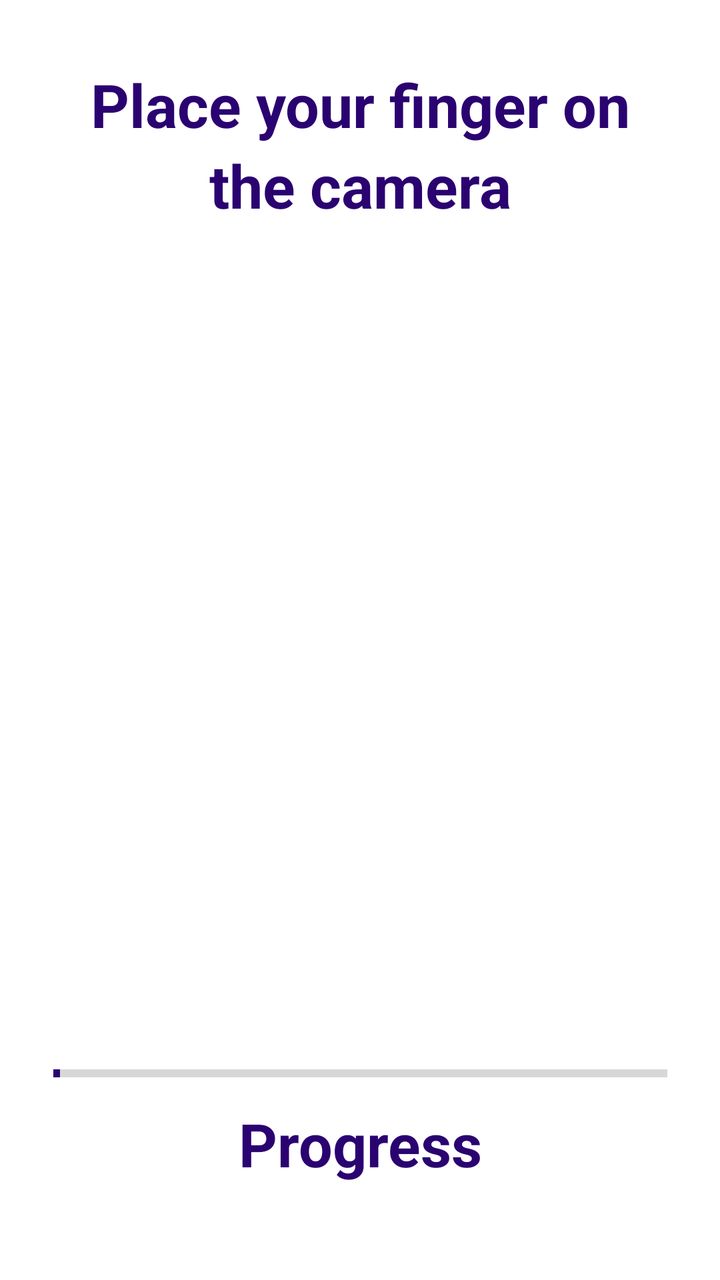
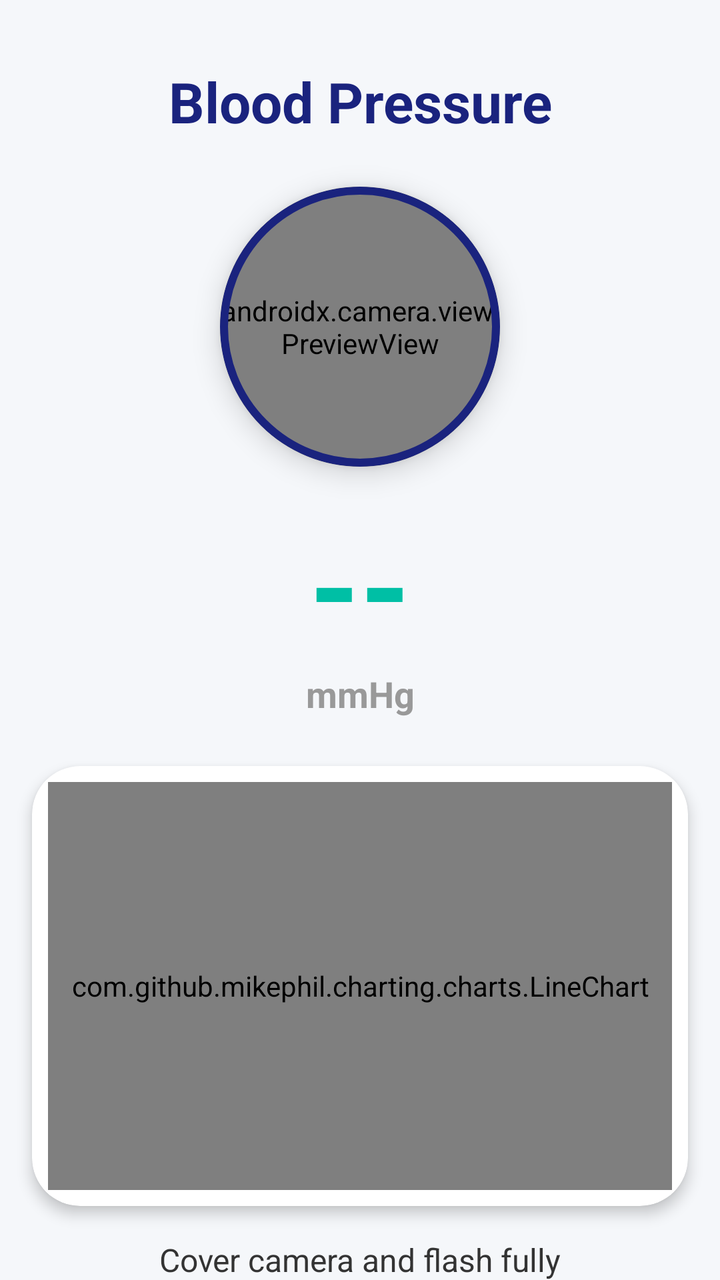

Screens rendered from an Android XML layout before and after an edit, with the pre-edit source and the edit as a unified diff.
<!-- AndroidManifest.xml: application theme Theme.SIH -->
<!-- res/layout/activity_bloodpressure.xml -->
<?xml version="1.0" encoding="utf-8"?>
<androidx.constraintlayout.widget.ConstraintLayout xmlns:android="http://schemas.android.com/apk/res/android"
xmlns:app="http://schemas.android.com/apk/res-auto"
xmlns:tools="http://schemas.android.com/tools"
android:layout_width="match_parent"
android:layout_height="match_parent"
tools:context=".BloodPressureActivity">

    <TextView
        android:id="@+id/textView"
        android:layout_width="wrap_content"
        android:layout_height="wrap_content"
        android:layout_marginTop="32dp"
        android:gravity="center"
        android:text="Place your finger on"
        android:textColor="#2A0371"
        android:textSize="30dp"
        android:textStyle="bold"
        app:layout_constraintEnd_toEndOf="parent"
        app:layout_constraintStart_toStartOf="parent"
        app:layout_constraintTop_toTopOf="parent" />

    <TextView
        android:id="@+id/textView2"
        android:layout_width="wrap_content"
        android:layout_height="wrap_content"
        android:gravity="center"
        android:textColor="#2A0371"
        android:text="the camera"
        android:textSize="30dp"
        android:textStyle="bold"
        app:layout_constraintEnd_toEndOf="parent"
        app:layout_constraintStart_toStartOf="parent"
        app:layout_constraintTop_toBottomOf="@+id/textView" />

    <TextureView
        android:id="@+id/textureView2"
        android:layout_width="0dp"
        android:layout_height="0dp"
        android:layout_marginStart="16dp"
        android:layout_marginTop="32dp"
        android:layout_marginEnd="16dp"
        android:layout_marginBottom="32dp"
        android:layout_weight="1"
        app:layout_constraintBottom_toTopOf="@+id/HRPB"
        app:layout_constraintEnd_toEndOf="parent"
        app:layout_constraintStart_toStartOf="parent"
        app:layout_constraintTop_toBottomOf="@+id/textView2" />

    <TextView
        android:id="@+id/textView6"
        android:layout_width="wrap_content"
        android:layout_height="wrap_content"
        android:layout_marginBottom="48dp"
        android:gravity="center"
        android:text="Progress"
        android:textColor="#2A0371"
        android:textSize="30dp"
        android:textStyle="bold"
        app:layout_constraintBottom_toBottomOf="parent"
        app:layout_constraintEnd_toEndOf="parent"
        app:layout_constraintStart_toStartOf="parent" />

    <ProgressBar
        android:id="@+id/HRPB"
        style="?android:attr/progressBarStyleHorizontal"
        android:layout_width="307dp"
        android:layout_height="14dp"
        android:layout_marginBottom="8dp"
        android:progress="1"
        android:progressTint="#2A0371"
        app:layout_constraintBottom_toTopOf="@+id/textView6"
        app:layout_constraintEnd_toEndOf="parent"
        app:layout_constraintStart_toStartOf="parent" />

</androidx.constraintlayout.widget.ConstraintLayout>
<!-- resources referenced by this layout -->
<resources>
  <style name="Theme.SIH" parent="Theme.MaterialComponents.DayNight.DarkActionBar">
          
          <item name="colorPrimary">@color/purple_500</item>
          <item name="colorPrimaryVariant">@color/purple_700</item>
          <item name="colorOnPrimary">@color/white</item>
          
          <item name="colorSecondary">@color/teal_200</item>
          <item name="colorSecondaryVariant">@color/teal_700</item>
          <item name="colorOnSecondary">@color/black</item>
          
          <item name="android:statusBarColor" tools:targetApi="l">?attr/colorPrimaryVariant</item>
          
      </style>
  <color name="purple_500">#FF6200EE</color>
  <color name="purple_700">#FF3700B3</color>
  <color name="white">#FFFFFFFF</color>
  <color name="teal_200">#FF03DAC5</color>
  <color name="teal_700">#FF018786</color>
  <color name="black">#FF000000</color>
</resources>

<!-- the commit's change to res/layout/activity_bloodpressure.xml (unified diff, before → after) -->
@@ -1,10 +1,11 @@
 <?xml version="1.0" encoding="utf-8"?>
 <androidx.constraintlayout.widget.ConstraintLayout xmlns:android="http://schemas.android.com/apk/res/android"
-xmlns:app="http://schemas.android.com/apk/res-auto"
-xmlns:tools="http://schemas.android.com/tools"
-android:layout_width="match_parent"
-android:layout_height="match_parent"
-tools:context=".BloodPressureActivity">
+    xmlns:app="http://schemas.android.com/apk/res-auto"
+    xmlns:tools="http://schemas.android.com/tools"
+    android:layout_width="match_parent"
+    android:layout_height="match_parent"
+    android:background="@color/background"
+    tools:context=".BloodPressureActivity">
 
     <TextView
         android:id="@+id/textView"
@@ -12,65 +13,104 @@ tools:context=".BloodPressureActivity">
         android:layout_height="wrap_content"
         android:layout_marginTop="32dp"
         android:gravity="center"
-        android:text="Place your finger on"
-        android:textColor="#2A0371"
-        android:textSize="30dp"
+        android:text="Blood Pressure"
+        android:textColor="@color/primary"
+        android:textSize="28sp"
         android:textStyle="bold"
         app:layout_constraintEnd_toEndOf="parent"
         app:layout_constraintStart_toStartOf="parent"
         app:layout_constraintTop_toTopOf="parent" />
 
+    <com.google.android.material.card.MaterialCardView
+        android:id="@+id/cameraCard"
+        android:layout_width="140dp"
+        android:layout_height="140dp"
+        android:layout_marginTop="24dp"
+        app:cardCornerRadius="70dp"
+        app:cardElevation="8dp"
+        app:strokeColor="@color/primary"
+        app:strokeWidth="4dp"
+        app:layout_constraintEnd_toEndOf="parent"
+        app:layout_constraintStart_toStartOf="parent"
+        app:layout_constraintTop_toBottomOf="@+id/textView">
+
+        <androidx.camera.view.PreviewView
+            android:id="@+id/previewView"
+            android:layout_width="match_parent"
+            android:layout_height="match_parent" />
+    </com.google.android.material.card.MaterialCardView>
+
     <TextView
-        android:id="@+id/textView2"
+        android:id="@+id/bpText"
         android:layout_width="wrap_content"
         android:layout_height="wrap_content"
-        android:gravity="center"
-        android:textColor="#2A0371"
-        android:text="the camera"
-        android:textSize="30dp"
+        android:layout_marginTop="16dp"
+        android:text="--"
+        android:textColor="@color/secondary"
+        android:textSize="64sp"
         android:textStyle="bold"
         app:layout_constraintEnd_toEndOf="parent"
         app:layout_constraintStart_toStartOf="parent"
-        app:layout_constraintTop_toBottomOf="@+id/textView" />
+        app:layout_constraintTop_toBottomOf="@+id/cameraCard" />
 
-    <TextureView
-        android:id="@+id/textureView2"
-        android:layout_width="0dp"
-        android:layout_height="0dp"
-        android:layout_marginStart="16dp"
-        android:layout_marginTop="32dp"
-        android:layout_marginEnd="16dp"
-        android:layout_marginBottom="32dp"
-        android:layout_weight="1"
-        app:layout_constraintBottom_toTopOf="@+id/HRPB"
+    <TextView
+        android:id="@+id/bpLabel"
+        android:layout_width="wrap_content"
+        android:layout_height="wrap_content"
+        android:text="mmHg"
+        android:textColor="@color/text_hint"
+        android:textSize="18sp"
+        android:textStyle="bold"
         app:layout_constraintEnd_toEndOf="parent"
         app:layout_constraintStart_toStartOf="parent"
-        app:layout_constraintTop_toBottomOf="@+id/textView2" />
+        app:layout_constraintTop_toBottomOf="@+id/bpText" />
+
+    <com.google.android.material.card.MaterialCardView
+        android:id="@+id/chartCard"
+        android:layout_width="0dp"
+        android:layout_height="220dp"
+        android:layout_marginStart="16dp"
+        android:layout_marginTop="24dp"
+        android:layout_marginEnd="16dp"
+        app:cardBackgroundColor="@color/surface"
+        app:cardCornerRadius="24dp"
+        app:cardElevation="4dp"
+        app:strokeWidth="0dp"
+        app:layout_constraintEnd_toEndOf="parent"
+        app:layout_constraintStart_toStartOf="parent"
+        app:layout_constraintTop_toBottomOf="@+id/bpLabel">
+
+        <com.github.mikephil.charting.charts.LineChart
+            android:id="@+id/ppgChart"
+            android:layout_width="match_parent"
+            android:layout_height="match_parent"
+            android:layout_margin="8dp" />
+    </com.google.android.material.card.MaterialCardView>
 
     <TextView
-        android:id="@+id/textView6"
+        android:id="@+id/statusText"
         android:layout_width="wrap_content"
         android:layout_height="wrap_content"
-        android:layout_marginBottom="48dp"
-        android:gravity="center"
-        android:text="Progress"
-        android:textColor="#2A0371"
-        android:textSize="30dp"
-        android:textStyle="bold"
+        android:layout_marginTop="16dp"
+        android:text="Cover camera and flash fully"
+        android:textColor="@color/on_background"
+        android:textSize="16sp"
+        app:layout_constraintEnd_toEndOf="parent"
+        app:layout_constraintStart_toStartOf="parent"
+        app:layout_constraintTop_toBottomOf="@+id/chartCard" />
+
+    <ProgressBar
+        android:id="@+id/HRPB"
+        style="?android:attr/progressBarStyleHorizontal"
+        android:layout_width="0dp"
+        android:layout_height="12dp"
+        android:layout_marginStart="48dp"
+        android:layout_marginEnd="48dp"
+        android:layout_marginBottom="32dp"
+        android:progress="0"
+        android:progressDrawable="@drawable/circular_progressbar"
         app:layout_constraintBottom_toBottomOf="parent"
         app:layout_constraintEnd_toEndOf="parent"
         app:layout_constraintStart_toStartOf="parent" />
 
-    <ProgressBar
-        android:id="@+id/HRPB"
-        style="?android:attr/progressBarStyleHorizontal"
-        android:layout_width="307dp"
-        android:layout_height="14dp"
-        android:layout_marginBottom="8dp"
-        android:progress="1"
-        android:progressTint="#2A0371"
-        app:layout_constraintBottom_toTopOf="@+id/textView6"
-        app:layout_constraintEnd_toEndOf="parent"
-        app:layout_constraintStart_toStartOf="parent" />
-
 </androidx.constraintlayout.widget.ConstraintLayout>
<!-- resource entries referenced after the edit -->
@@ -1,23 +1,39 @@
 <!-- resources referenced by this layout -->
 <resources>
-  <style name="Theme.SIH" parent="Theme.MaterialComponents.DayNight.DarkActionBar">
+  <color name="background">#F5F7FA</color>
+  <color name="on_background">#333333</color>
+  <color name="primary">#1A237E</color>
+  <color name="secondary">#00BFA5</color>
+  <color name="surface">#FFFFFF</color>
+  <color name="text_hint">#999999</color>
+  <!-- drawable circular_progressbar (drawable) -->
+  <?xml version="1.0" encoding="utf-8"?>
+  <shape
+      xmlns:android="http://schemas.android.com/apk/res/android"
+      android:innerRadiusRatio="5"
+      android:shape="ring"
+      android:thickness="10dp"
+      android:useLevel="true">
+      <solid android:color="#034a66" />
+  
+  </shape>
+  <style name="Theme.SIH" parent="Theme.MaterialComponents.DayNight.NoActionBar">
           
-          <item name="colorPrimary">@color/purple_500</item>
-          <item name="colorPrimaryVariant">@color/purple_700</item>
-          <item name="colorOnPrimary">@color/white</item>
+          <item name="colorPrimary">@color/primary</item>
+          <item name="colorPrimaryVariant">@color/primary_variant</item>
+          <item name="colorOnPrimary">@color/on_primary</item>
           
-          <item name="colorSecondary">@color/teal_200</item>
-          <item name="colorSecondaryVariant">@color/teal_700</item>
-          <item name="colorOnSecondary">@color/black</item>
+          <item name="colorSecondary">@color/secondary</item>
+          <item name="colorSecondaryVariant">@color/secondary_variant</item>
+          <item name="colorOnSecondary">@color/on_secondary</item>
           
-          <item name="android:statusBarColor" tools:targetApi="l">?attr/colorPrimaryVariant</item>
+          <item name="android:statusBarColor">@color/primary_variant</item>
           
+          <item name="android:windowBackground">@color/background</item>
       </style>
-  <color name="purple_500">#FF6200EE</color>
-  <color name="purple_700">#FF3700B3</color>
-  <color name="white">#FFFFFFFF</color>
-  <color name="teal_200">#FF03DAC5</color>
-  <color name="teal_700">#FF018786</color>
-  <color name="black">#FF000000</color>
+  <color name="primary_variant">#000051</color>
+  <color name="on_primary">#FFFFFF</color>
+  <color name="secondary_variant">#008e76</color>
+  <color name="on_secondary">#000000</color>
 </resources>
 
